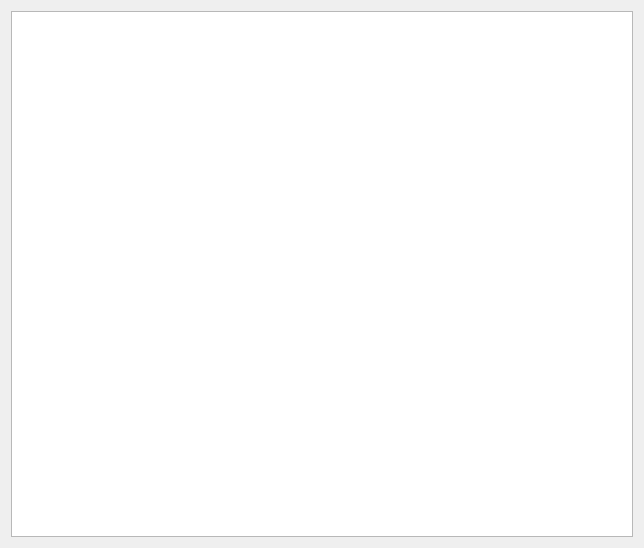
This is RecoveryWizard/articlepage.ui in rust3128/CheckRecoveryWizard as Qt 5 draws it before an edit. The edited form follows.
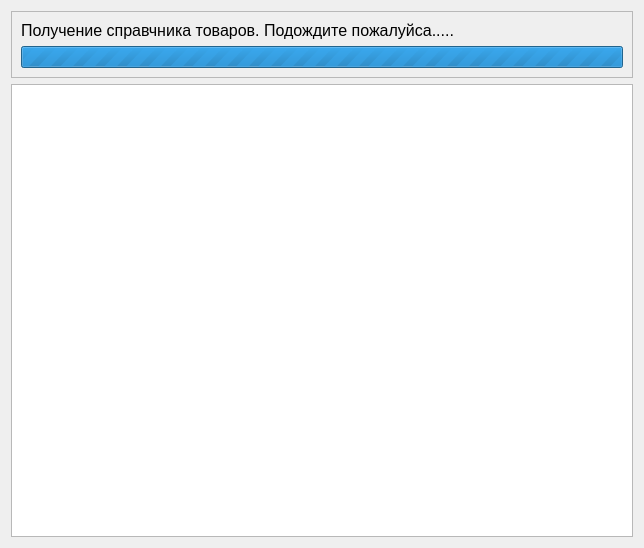
This is the edited form.

What changed in the file:
```diff
--- a/RecoveryWizard/articlepage.ui
+++ b/RecoveryWizard/articlepage.ui
@@ -16,8 +16,51 @@
   <property name="title">
    <string>Товары</string>
   </property>
-  <layout class="QGridLayout" name="gridLayout">
+  <property name="subTitle">
+   <string>Укажите список товаров в востанавливаемом чеке.</string>
+  </property>
+  <layout class="QGridLayout" name="gridLayout_2">
    <item row="0" column="0">
+    <widget class="QFrame" name="frameProgress">
+     <property name="frameShape">
+      <enum>QFrame::StyledPanel</enum>
+     </property>
+     <property name="frameShadow">
+      <enum>QFrame::Raised</enum>
+     </property>
+     <layout class="QGridLayout" name="gridLayout">
+      <item row="0" column="0">
+       <widget class="QLabel" name="label">
+        <property name="font">
+         <font>
+          <pointsize>12</pointsize>
+         </font>
+        </property>
+        <property name="text">
+         <string>Получение справчника товаров. Подождите пожалуйса.....</string>
+        </property>
+       </widget>
+      </item>
+      <item row="1" column="0">
+       <widget class="QProgressBar" name="progressBar">
+        <property name="maximum">
+         <number>0</number>
+        </property>
+        <property name="value">
+         <number>-1</number>
+        </property>
+        <property name="invertedAppearance">
+         <bool>false</bool>
+        </property>
+        <property name="format">
+         <string/>
+        </property>
+       </widget>
+      </item>
+     </layout>
+    </widget>
+   </item>
+   <item row="1" column="0">
     <widget class="QTableView" name="tableView"/>
    </item>
   </layout>
```
